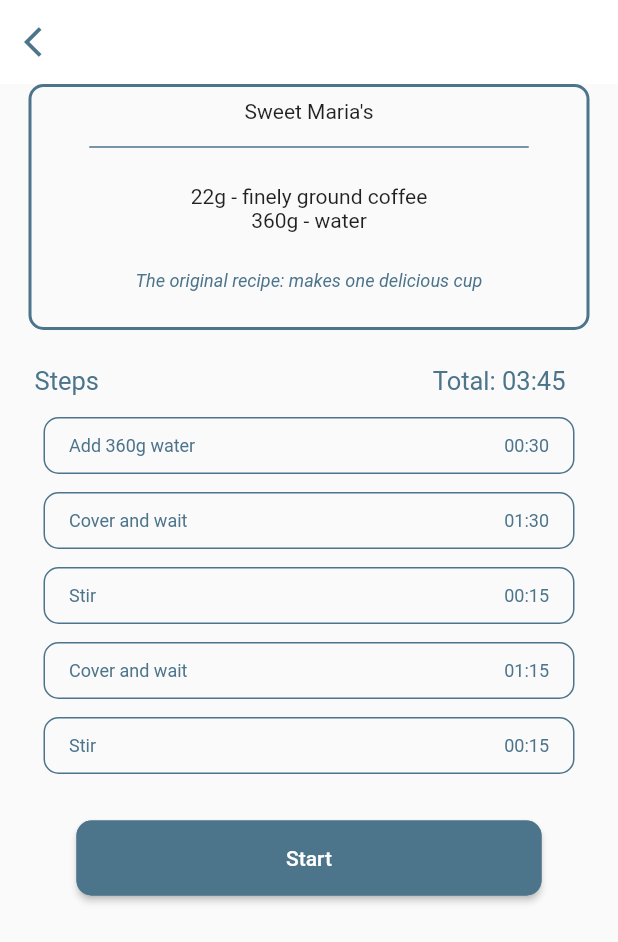
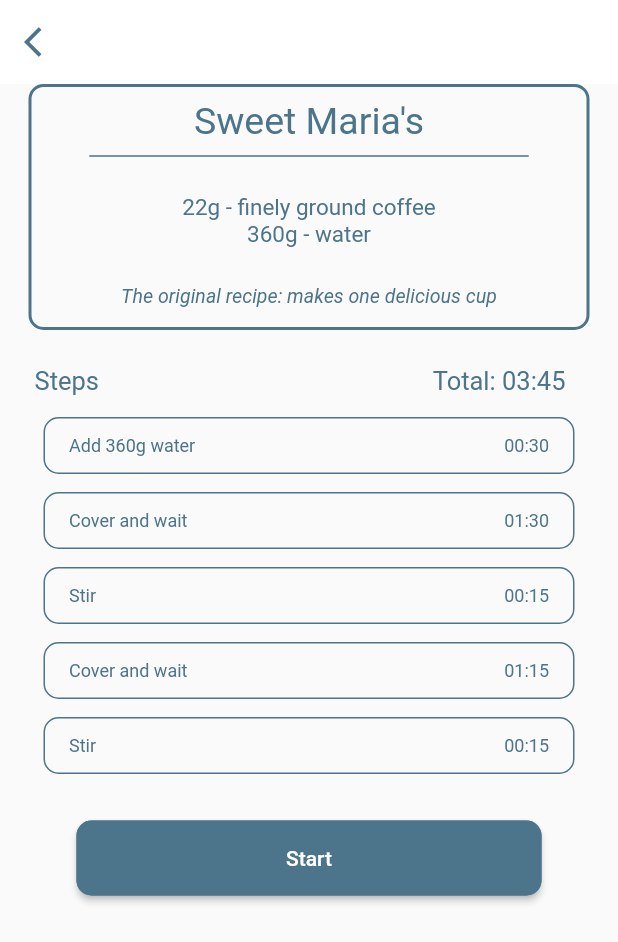
Before and after one commit to DarckHorse/software_engineering_assign_1, a Flutter app: the screen it shows after launch, after a tap on "Sweet Maria's", on a phone screen of 412 x 824 dp. Shown: the top 942 px of the screen. Run offline on Flutter 3.47's test engine with Material 2 defaults, Android fonts, the phone set to English and light mode, and no system bars.

Commit message:
recipe_details_screen edited to look like figma's sketch

```diff
--- a/lib/screens/done_screen.dart
+++ b/lib/screens/done_screen.dart
@@ -10,6 +10,7 @@ class DoneScreen extends StatelessWidget {
               padding: const EdgeInsets.only(left: 20, right: 20),
               child: Text("Enjoy your amazing\n handmade coffee", style: TextStyle(fontSize:25,  color: Color(0xff4C748B))),
             )
+
           )
     );
   }
--- a/lib/screens/recipe_detail_screen.dart
+++ b/lib/screens/recipe_detail_screen.dart
@@ -38,8 +38,12 @@ class RecipeDetailScreen extends StatelessWidget {
                     borderRadius: BorderRadius.all(Radius.circular(10))),
                 child: Column(children: [
                   Padding(
-                    padding: const EdgeInsets.all(8.0),
-                    child: Text(recipe.name),
+                    padding: const EdgeInsets.only(top: 8, bottom: 1),
+                    child: Text(recipe.name,
+                        style: TextStyle(
+                            color: Color(0xff4C748B),
+                            fontWeight: FontWeight.w400,
+                            fontSize: 25)),
                   ),
                   Container(
                     width: 293,
@@ -51,16 +55,24 @@ class RecipeDetailScreen extends StatelessWidget {
                   Padding(
                     padding: const EdgeInsets.only(top: 17),
                     child: Text(
-                        "${recipe.coffeeVolumeGrams}g - ${recipe.grindSize}"),
+                        "${recipe.coffeeVolumeGrams}g - ${recipe.grindSize}",
+                        style: TextStyle(
+                            color: Color(0xff4C748B),
+                            fontWeight: FontWeight.w400,
+                            fontSize: 15)),
                   ),
-                  Text("${recipe.waterVolumeGrams}g - water"),
+                  Text("${recipe.waterVolumeGrams}g - water",
+                      style: TextStyle(
+                          color: Color(0xff4C748B),
+                          fontWeight: FontWeight.w400,
+                          fontSize: 15)),
                   Padding(
                     padding: const EdgeInsets.only(top: 25),
                     child: Text(
                       '${recipe.miscDetails}',
                       key: Key('enjoy-text'),
                       style: TextStyle(
-                          fontSize: 12,
+                          fontSize: 13,
                           fontStyle: FontStyle.italic,
                           color: Color(0xFF4C748B)),
                     ),
```
